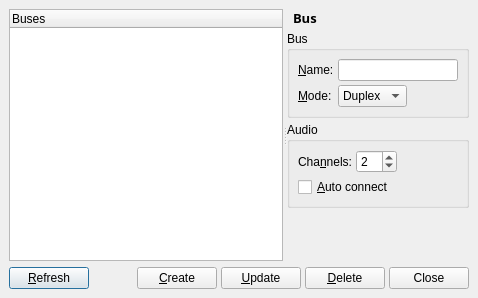
Qt form src/qtractorBusForm.ui (rncbc/qtractor) before a commit.
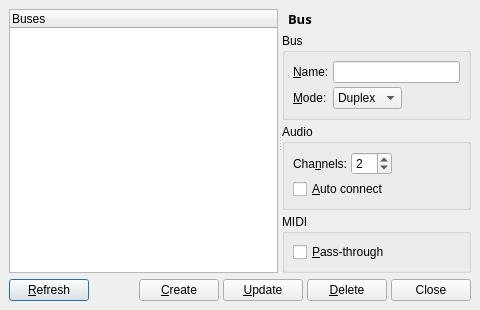
The same form after that commit. Icons and pictures are not drawn.

Commit message: - MIDI (pass-)through has been finally implemented, after several   kind requests, it applies as a property of duplex-mode MIDI buses;   the new setting is configurable from View/Buses... dialog; when   enabled, implies all incoming MIDI events at the input bus will   pass-through unchanged to the corresponding output bus, as found   useful just for direct monitoring one's performance without the   help of any extra-circumvent or kludgy connections.

Patch:
```diff
--- a/src/qtractorBusForm.ui
+++ b/src/qtractorBusForm.ui
@@ -26,8 +26,8 @@
    <rect>
     <x>0</x>
     <y>0</y>
-    <width>478</width>
-    <height>298</height>
+    <width>480</width>
+    <height>300</height>
    </rect>
   </property>
   <property name="sizePolicy" >
@@ -65,7 +65,7 @@
      <widget class="QTreeWidget" name="BusListView" >
       <property name="minimumSize" >
        <size>
-        <width>160</width>
+        <width>120</width>
         <height>0</height>
        </size>
       </property>
@@ -94,6 +94,12 @@
        </property>
        <item>
         <widget class="QLabel" name="BusTitleTextLabel" >
+         <property name="minimumSize" >
+          <size>
+           <width>180</width>
+           <height>20</height>
+          </size>
+         </property>
          <property name="font" >
           <font>
            <family>Sans Serif</family>
@@ -260,6 +266,31 @@
          </layout>
         </widget>
        </item>
+       <item>
+        <widget class="QGroupBox" name="MidiBusGroup" >
+         <property name="title" >
+          <string>MIDI</string>
+         </property>
+         <layout class="QGridLayout" >
+          <property name="margin" >
+           <number>8</number>
+          </property>
+          <property name="spacing" >
+           <number>4</number>
+          </property>
+          <item row="0" column="0" colspan="3" >
+           <widget class="QCheckBox" name="MidiPassthruCheckBox" >
+            <property name="text" >
+             <string>&amp;Pass-through</string>
+            </property>
+            <property name="shortcut" >
+             <string>Alt+P</string>
+            </property>
+           </widget>
+          </item>
+         </layout>
+        </widget>
+       </item>
        <item>
         <spacer>
          <property name="orientation" >
```
Left out of the diff: 1 changed line with no effect on the pictures. The commit also changes 8 other files.
